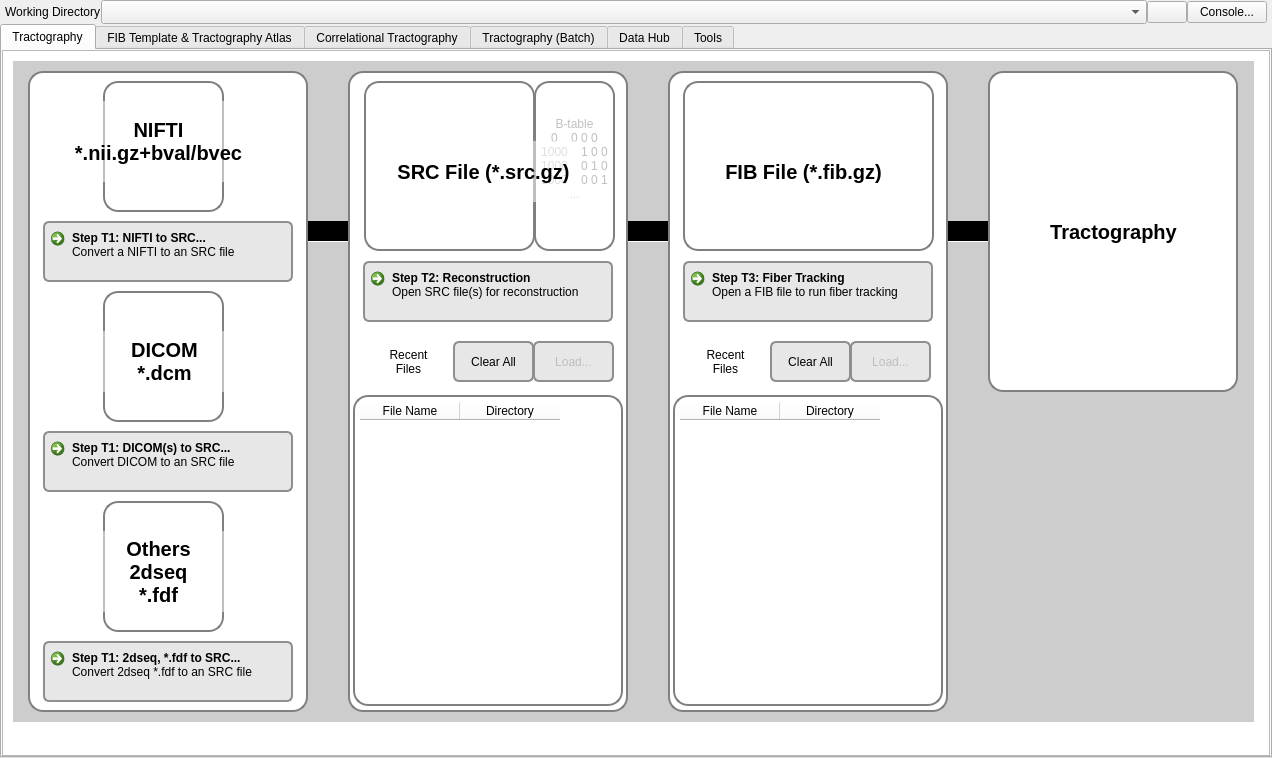
Above: mainwindow.ui from frankyeh/DSI-Studio before the change. Below: the same form after it.
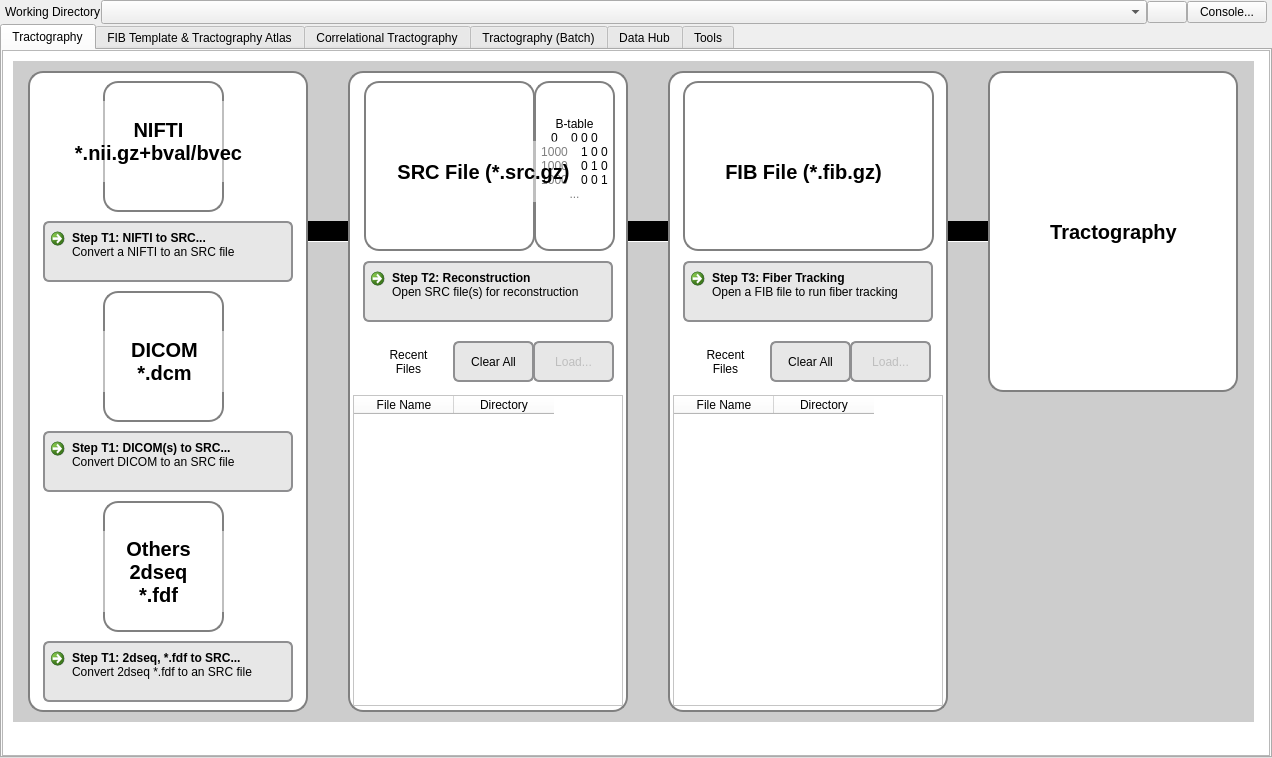
That is the form after the change. The open tabs and pages were chosen to show the change. Icons and pictures are not drawn.

Patch:
```diff
--- a/mainwindow.ui
+++ b/mainwindow.ui
@@ -239,7 +239,7 @@
                 </size>
                </property>
                <property name="styleSheet">
-                <string notr="true">QTableWidget {border: 2px solid gray;border-radius: 15px;padding: 5px;}</string>
+                <string notr="true">QLabel {border: 2px solid gray;border-radius: 15px;padding: 5px;color: black; }</string>
                </property>
                <property name="selectionMode">
                 <enum>QAbstractItemView::SingleSelection</enum>
@@ -302,7 +302,7 @@
                 </size>
                </property>
                <property name="styleSheet">
-                <string notr="true">QTableWidget {border: 2px solid gray;border-radius: 15px;padding: 5px;}</string>
+                <string notr="true">QLabel {border: 2px solid gray;border-radius: 15px;padding: 5px;color: black; }</string>
                </property>
                <property name="selectionMode">
                 <enum>QAbstractItemView::SingleSelection</enum>
@@ -359,7 +359,7 @@
                 </rect>
                </property>
                <property name="styleSheet">
-                <string notr="true">QLabel {border: 2px solid gray;border-radius: 15px;padding: 5px;}</string>
+                <string notr="true">QLabel {border: 2px solid gray;border-radius: 15px;padding: 5px;color: black; }</string>
                </property>
                <property name="text">
                 <string/>
@@ -375,7 +375,7 @@
                 </rect>
                </property>
                <property name="styleSheet">
-                <string notr="true">QLabel {border: 2px solid gray;border-radius: 15px;padding: 5px;}</string>
+                <string notr="true">QLabel {border: 2px solid gray;border-radius: 15px;padding: 5px;color: black; }</string>
                </property>
                <property name="text">
                 <string/>
@@ -541,7 +541,7 @@
                 </font>
                </property>
                <property name="styleSheet">
-                <string notr="true">QLabel { background-color: rgba(255, 255, 255, 127); }</string>
+                <string notr="true">QLabel { background-color: rgba(255, 255, 255, 127); color: black; }</string>
                </property>
                <property name="text">
                 <string>SRC File (*.src.gz)</string>
@@ -865,7 +865,7 @@
                 </rect>
                </property>
                <property name="styleSheet">
-                <string notr="true">QLabel {border: 2px solid gray;border-radius: 15px;padding: 5px;color: rgba(128, 128, 128, 127);}</string>
+                <string notr="true">QLabel {border: 2px solid gray;border-radius: 15px;padding: 5px;color: black; }</string>
                </property>
                <property name="text">
                 <string>B-table
```
Left out of the diff: 118 changed lines with no effect on the pictures.
